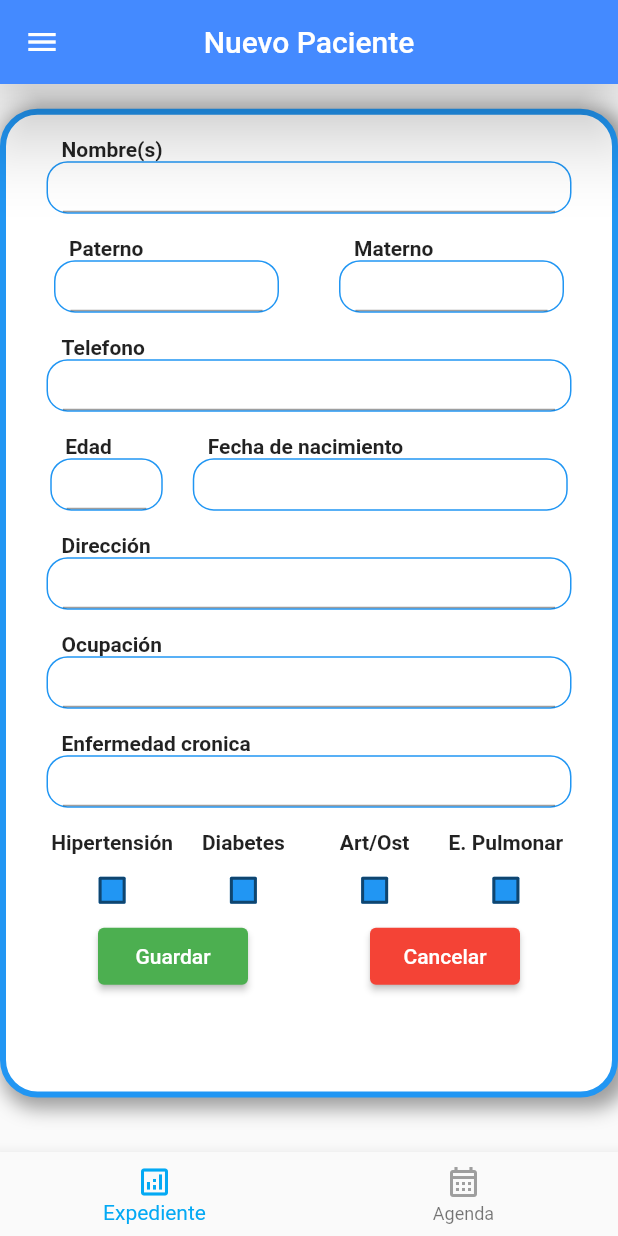
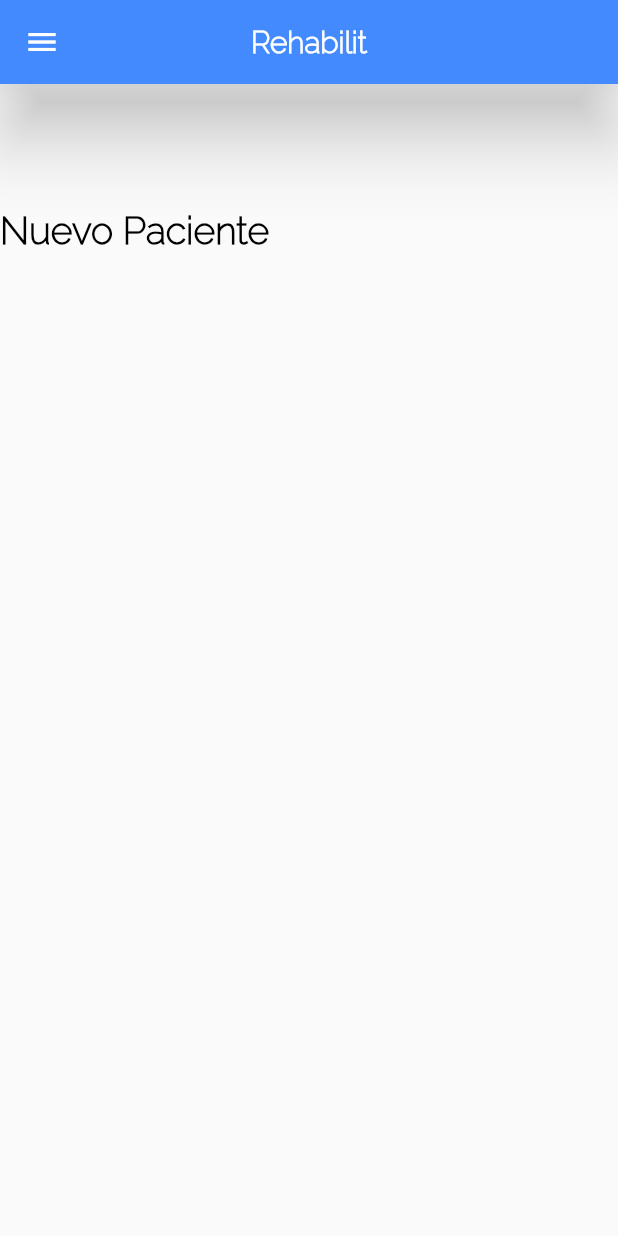
Before and after one commit to AlanJLJ2202/phisio-t, a Flutter app: the screen it shows after launch, on a phone screen of 412 x 824 dp. Run offline on Flutter 3.47's test engine with Material 2 defaults, Android fonts, the light colour scheme and no system bars.

Commit message:
Se agregó HomeScreen y assets (#6)

```diff
--- a/lib/main.dart
+++ b/lib/main.dart
@@ -1,5 +1,7 @@
 import 'package:flutter/material.dart';
-import 'package:phisio_t/screens/principal_screen.dart';
+import 'package:phisio_t/screens/registro_screen.dart';
+
+import 'screens/home_screen.dart';
 
 void main() {
   runApp(const MyApp());
@@ -12,11 +14,19 @@ class MyApp extends StatelessWidget {
   @override
   Widget build(BuildContext context) {
     return MaterialApp(
+
       title: 'Fisioterapeuta',
       theme: ThemeData(
         primaryColor: Colors.lightBlue,
+        textTheme: Theme.of(context).textTheme.apply(
+              fontFamily: "Raleway",
+              bodyColor: Colors.black,
+              displayColor: Colors.black
+            )
+
       ),
-      home: PrincipalScreen(),
+
+      home: HomeScreen(),
       debugShowCheckedModeBanner: false,
     );
   }
--- /dev/null
+++ b/lib/screens/home_screen.dart
@@ -0,0 +1,91 @@
+import 'package:flutter/cupertino.dart';
+import 'package:flutter/material.dart';
+import 'package:phisio_t/screens/registro_screen.dart';
+
+
+
+class HomeScreen extends StatefulWidget{
+  @override
+  State<HomeScreen> createState() => _HomeScreenState();
+}
+
+class _HomeScreenState extends State<HomeScreen> {
+  @override
+  Widget build(BuildContext context) {
+
+    double width = MediaQuery. of(context).size.width ;
+    double height = MediaQuery. of(context).size.height;
+
+
+    return Scaffold(
+      appBar: AppBar(
+        elevation: 20,
+        backgroundColor: Colors.blueAccent,
+        centerTitle: true,
+        title: const Text('Rehabilit', style: TextStyle(fontWeight: FontWeight.w800, fontSize: 20),),
+      ),
+      drawer: Drawer(
+        elevation: 30,
+        child: Column(
+          children: [
+            Container(
+              margin: EdgeInsets.only(top: height*0.1, bottom: 40),
+              child: const Text('Rehabilit',
+              style: TextStyle(fontSize: 25, fontWeight: FontWeight.w900, color: Colors.blue)
+              )
+              ),
+              Divider(
+              height: 1,
+              color: Colors.blue,
+            ),
+            ListTile(
+              title: const Text('Principal'),
+              leading: const Icon(Icons.home_filled),
+              iconColor: Colors.blue,
+              onTap: () {
+                //Navigator.defaultRouteName
+              },
+            ),
+              Divider(
+              height: 1,
+              color: Colors.blue,
+            ),
+            ListTile(
+              title: const Text('Pacientes'),
+              leading: const Icon(Icons.personal_injury_outlined),
+              iconColor: Colors.blue,
+              onTap: () {
+                Navigator.pop(context);
+                 Navigator.push(
+                  context,
+                   MaterialPageRoute(builder: (context) => RegistroScreen()),
+                );
+              },
+            ),
+            Divider(
+              height: 1,
+              color: Colors.blue,
+            ),
+            Container(
+              margin: EdgeInsets.only(top: height*0.5),
+              child: ElevatedButton(
+                style: ButtonStyle(backgroundColor: MaterialStateProperty.all<Color> (Colors.blue)),
+                onPressed: (){
+                },
+                child: const Text('Cerrar sesión')
+                ),
+            )
+        ]
+        ),
+      ),
+      body: ListView(children: [
+        Container(
+          margin: EdgeInsets.only(top: height*0.1),
+          child: const Text('Nuevo Paciente',
+          style: TextStyle(fontSize: 25, fontWeight: FontWeight.w800)
+          )
+          ),
+      ])
+    );
+  }
+}
--- a/lib/screens/principal_screen.dart
+++ b/lib/screens/registro_screen.dart
@@ -3,16 +3,19 @@ import 'package:flutter/material.dart';
 import 'package:phisio_t/widgets/formulario_web.dart';
 import 'package:intl/intl.dart';
 
+import '../widgets/navigationbar_widget.dart';
+import 'home_screen.dart';
 
 
 
-class PrincipalScreen extends StatefulWidget {
+
+class RegistroScreen extends StatefulWidget {
   @override
-  State<PrincipalScreen> createState() => _PrincipalScreenState();
+  State<RegistroScreen> createState() => _RegistroScreenState();
 }
 
 
-class _PrincipalScreenState extends State<PrincipalScreen> {
+class _RegistroScreenState extends State<RegistroScreen> {
 
   bool isCheckedH = false;
   bool isCheckedD = false;
@@ -40,17 +43,51 @@ class _PrincipalScreenState extends State<PrincipalScreen> {
         child: Column(
           children: [
             Container(
-              margin: EdgeInsets.only(top: height*0.1),
+              margin: EdgeInsets.only(top: height*0.1, bottom: 40),
               child: const Text('Rehabilit',
-              style: TextStyle(fontSize: 25, fontWeight: FontWeight.w100)
+              style: TextStyle(fontSize: 25, fontWeight: FontWeight.w100, color: Colors.blue, fontFamily: 'Raleway')
               )
               ),
+              Divider(
+              height: 1,
+              color: Colors.blue,
+            ),
+            ListTile(
+              title: const Text('Principal'),
+              leading: const Icon(Icons.home_filled),
+              iconColor: Colors.blue,
+              onTap: () {
+                Navigator.push(
+                  context,
+                   MaterialPageRoute(builder: (context) => HomeScreen()),
+                );
+              },
+            ),
+              Divider(
+              height: 1,
+              color: Colors.blue,
+            ),
+            ListTile(
+              title: const Text('Nuevo Paciente'),
+              leading: const Icon(Icons.personal_injury_outlined),
+              iconColor: Colors.blue,
+              onTap: () {
+                //Navigator.pop(context);
+                 Navigator.push(
+                  context,
+                   MaterialPageRoute(builder: (context) => RegistroScreen()),
+                );
+              },
+            ),
+            Divider(
+              height: 1,
+              color: Colors.blue,
+            ),
             Container(
-              margin: EdgeInsets.only(top: height*0.7),
+              margin: EdgeInsets.only(top: height*0.5),
               child: ElevatedButton(
                 style: ButtonStyle(backgroundColor: MaterialStateProperty.all<Color> (Colors.blue)),
                 onPressed: (){
-
                 },
                 child: const Text('Cerrar sesión')
                 ),
@@ -93,14 +130,14 @@ class _PrincipalScreenState extends State<PrincipalScreen> {
                 child: Column(
                     children: [
                       Container(
-                        margin: const EdgeInsets.only(top: 15),
+                        margin: const EdgeInsets.only(top: 10),
                         child: inputField('Nombre(s)', 350)
                         ),
                         /*Container(
                           margin: const EdgeInsets.only(top: 15),
                           child: const Text('Apellidos', style: TextStyle(fontWeight: FontWeight.w600))),*/
                         Container(
-                          margin: EdgeInsets.only(top: 15),
+                          margin: EdgeInsets.only(top: 10),
                           child: Row(
                             mainAxisAlignment: MainAxisAlignment.center,
                             children: [
@@ -113,32 +150,32 @@ class _PrincipalScreenState extends State<PrincipalScreen> {
                           ]),
                         ),
                         Container(
-                          margin: EdgeInsets.only(top: 15),
+                          margin: EdgeInsets.only(top: 10),
                           child: inputField('Telefono', 350)
                           ),
                         Row(
                           mainAxisAlignment: MainAxisAlignment.center,
                           children: [
                             Container(
-                              margin: EdgeInsets.only(top: 15, right: 10),
+                              margin: EdgeInsets.only(top: 10, right: 10),
                               child: inputField('Edad', 75)
                               ),
                               Container(
-                              margin: EdgeInsets.only(top: 15, left: 10),
+                              margin: EdgeInsets.only(top: 10, left: 10),
                               child: inputDate(txtFecha, 'date', context, txtFecha.text)
                               ),
                           ],
                         ),
                         Container(
-                          margin: EdgeInsets.only(top: 15),
+                          margin: EdgeInsets.only(top: 10),
                           child: inputField('Dirección', 350)
                         ),
                          Container(
-                          margin: EdgeInsets.only(top: 15),
+                          margin: EdgeInsets.only(top: 10),
                           child: inputField('Ocupación', 350)
                         ),
                         Container(
-                          margin: EdgeInsets.only(top: 15),
+                          margin: EdgeInsets.only(top: 10),
                           child: inputField('Enfermedad cronica', 350)
                           ),
                         checkRow(width),
@@ -380,41 +417,7 @@ class AlwaysDisabledFocusNode extends FocusNode {
 }
 
 
-class BottomNavigation extends StatelessWidget {
-  BottomNavigation({required this.currentTab, required this.onSelectTab});
-  final TabItem currentTab;
-  final ValueChanged<TabItem> onSelectTab;
 
-  @override
-  Widget build(BuildContext context) {
-    return BottomNavigationBar(
-      type: BottomNavigationBarType.fixed,
-      items: [
-        _buildItem(TabItem.Expediente, Icons.analytics_outlined),
-        _buildItem(TabItem.Agenda, Icons.calendar_month_outlined),
-      ],
-      onTap: (index) => onSelectTab(
-        TabItem.values[index],
-      ),
-      currentIndex: currentTab.index,
-      selectedItemColor: activeTabColor[currentTab]!,
-    );
-  }
-
-  BottomNavigationBarItem _buildItem(TabItem tabItem, IconData icono) {
-    return BottomNavigationBarItem(
-      icon: Icon(
-        icono,
-        color: _colorTabMatching(tabItem),
-      ),
-      label: tabName[tabItem],
-    );
-  }
-
-  Color _colorTabMatching(TabItem item) {
-    return currentTab == item ? activeTabColor[item]! : Colors.grey;
-  }
-}
 
 
 /*Se crean los Items de la barra de navegacion inferior*/
```
Also changed, not shown: lib/widgets/navigationbar_widget.dart (added, +39 -0 lines), pubspec.yaml (+5 -4 lines), assets/Raleway-ExtraLight.ttf (added).
